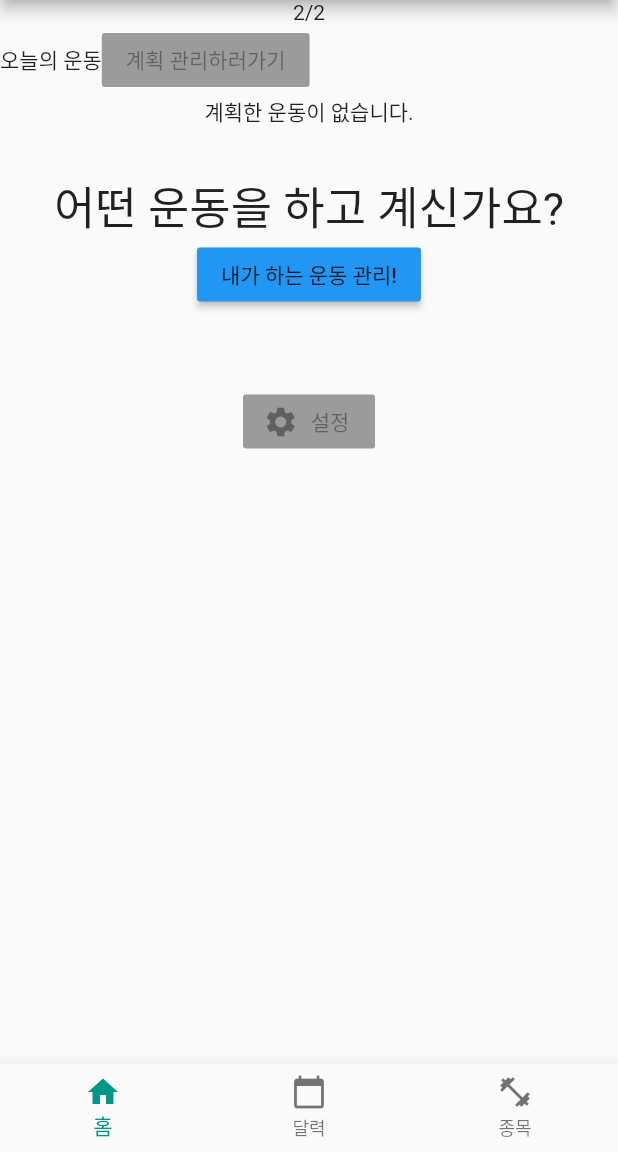
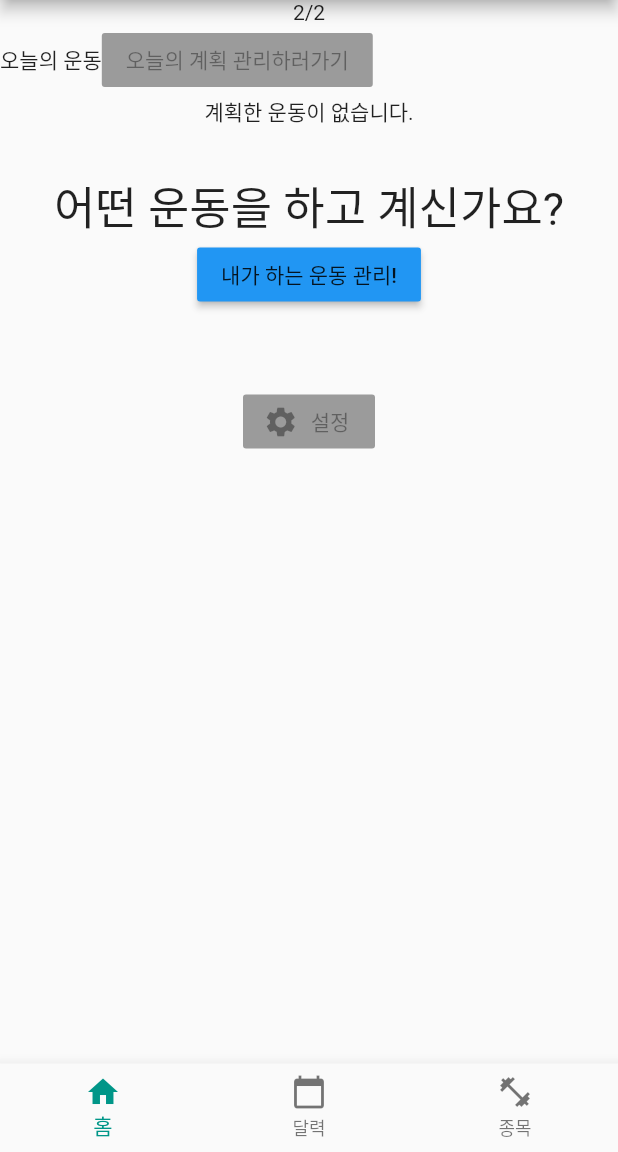
Before and after one commit to jonitox/Muppler_MobileApp_CrossPlatform, a Flutter app: the screen it shows after launch, on a phone screen of 412 x 824 dp, the part 84-1236 px from its top. Run offline on Flutter 3.47's test engine with Material 2 defaults, Android fonts, the phone set to English and light mode, and no system bars; our stand-ins replace table_calendar.

Commit message:
ㅕㅔㅇㅁㅅㄷ

```diff
--- a/lib/screens/home_screen.dart
+++ b/lib/screens/home_screen.dart
@@ -88,7 +88,7 @@ class HomeScreen extends StatelessWidget {
             Text('오늘의 운동'),
             RaisedButton(
               onPressed: (null),
-              child: Text('계획 관리하러가기'),
+              child: Text('오늘의 계획 관리하러가기'),
             ),
           ],
         ),
```
